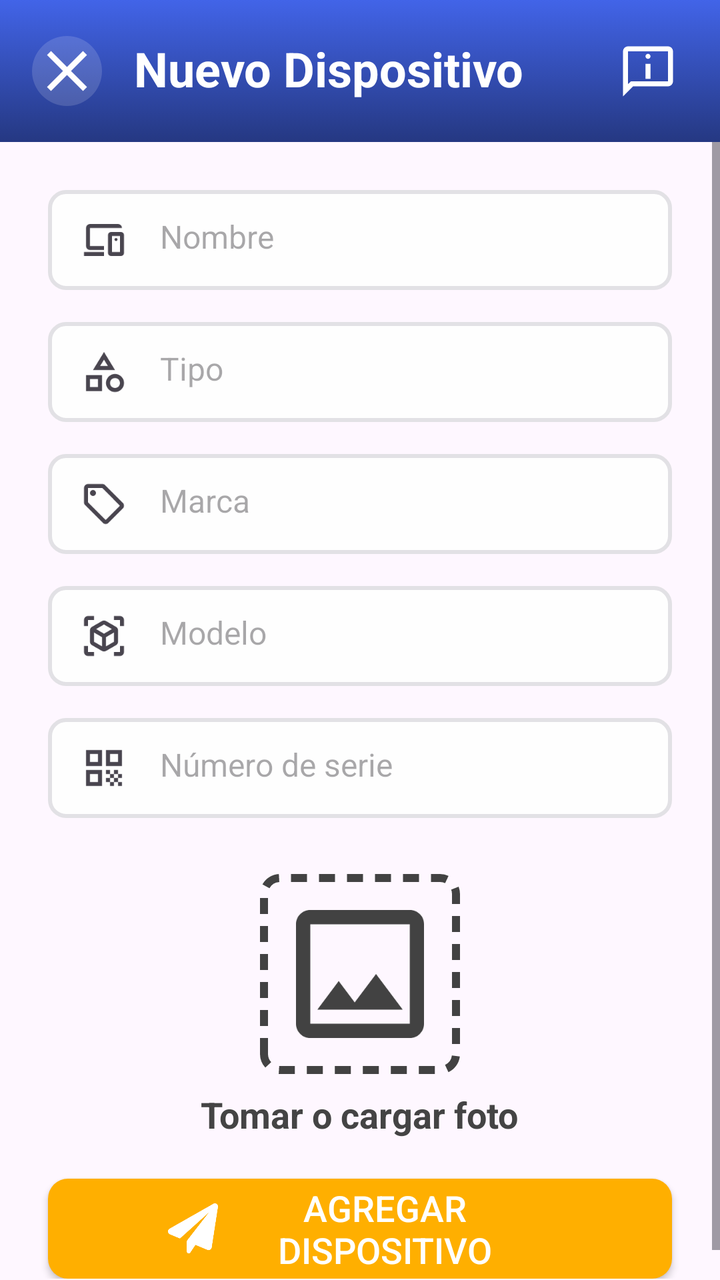
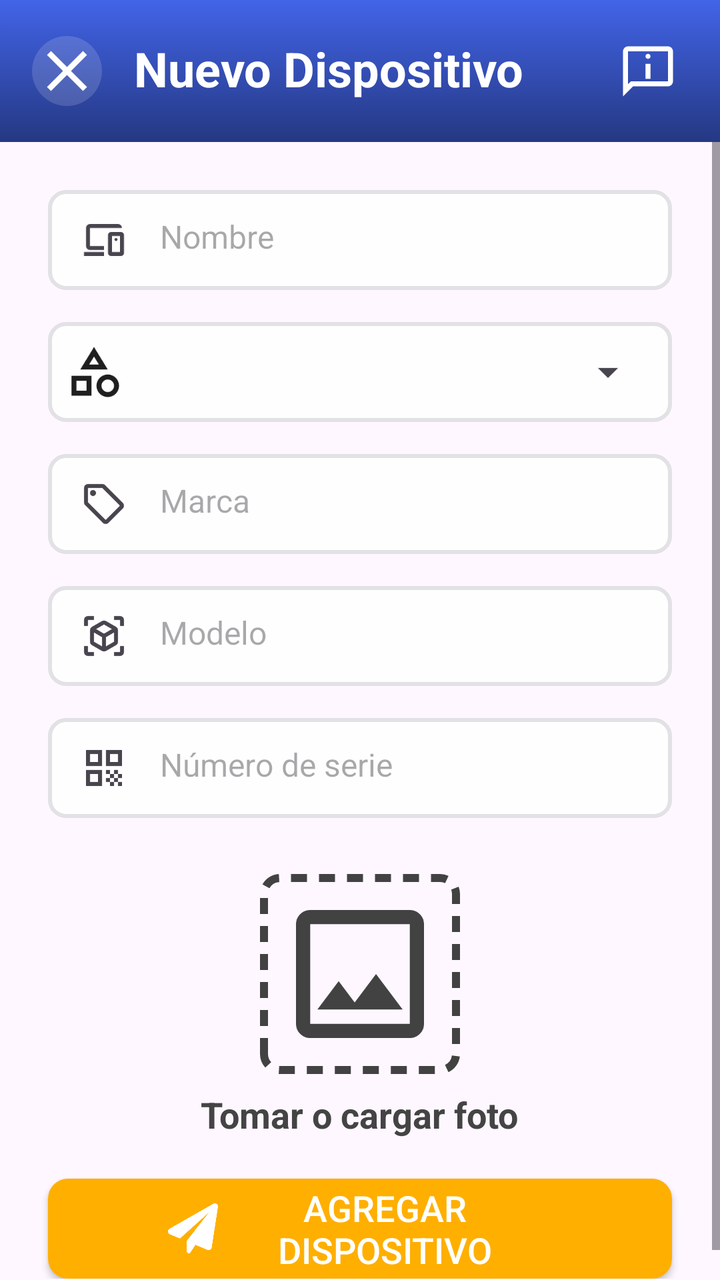

An Android layout rendered at two revisions. The XML below is the earlier revision; the diff shows what the commit changed to produce the second picture.
<!-- AndroidManifest.xml: application theme Theme.ReparApp -->
<!-- res/layout/fragment_device_detail.xml -->
<?xml version="1.0" encoding="utf-8"?>
<LinearLayout xmlns:android="http://schemas.android.com/apk/res/android"
    android:layout_width="match_parent"
    android:layout_height="match_parent"
    xmlns:app="http://schemas.android.com/apk/res-auto"
    android:orientation="vertical">
    <androidx.constraintlayout.widget.ConstraintLayout
        android:id="@+id/headerLayout"
        android:layout_width="match_parent"
        android:layout_height="wrap_content"
        android:background="@drawable/bg_fondo"
        android:gravity="center_vertical"
        android:orientation="horizontal"
        android:paddingHorizontal="16dp"
        android:paddingVertical="18dp"
        >

        <ImageView
            android:id="@+id/img_flecha_back"
            android:layout_width="wrap_content"
            android:layout_height="wrap_content"
            app:layout_constraintStart_toStartOf="parent"
            app:layout_constraintTop_toTopOf="parent"
            app:layout_constraintBottom_toBottomOf="parent"
            android:src="@drawable/icon_close2"
            />

        <TextView
            android:id="@+id/tv_titulo_home"
            android:layout_width="wrap_content"
            android:layout_height="wrap_content"
            android:layout_marginStart="16dp"
            android:text="Nuevo Dispositivo"
            android:textColor="@android:color/white"
            android:textSize="24sp"
            android:textStyle="bold"
            app:layout_constraintStart_toEndOf="@id/img_flecha_back"
            app:layout_constraintTop_toTopOf="parent" />

        <ImageView
            android:id="@+id/img_info"
            android:layout_width="30dp"
            android:layout_height="30dp"
            app:layout_constraintEnd_toEndOf="parent"
            app:layout_constraintTop_toTopOf="parent"
            app:layout_constraintBottom_toBottomOf="parent"
            android:src="@drawable/icon_info"
            android:layout_marginEnd="5dp"
            />

    </androidx.constraintlayout.widget.ConstraintLayout>

    <ScrollView
        android:layout_width="match_parent"
        android:layout_height="match_parent"
        android:fillViewport="true">

        <LinearLayout
            android:layout_width="match_parent"
            android:layout_height="wrap_content"
            android:orientation="vertical"
            android:padding="16dp">



            <EditText
                android:id="@+id/et_nombre_dispositivo"
                android:layout_width="match_parent"
                android:layout_height="50dp"
                android:layout_margin="8dp"
                android:background="@drawable/item_text_field"
                android:drawableStart="@drawable/icon_device_text"
                android:drawablePadding="16dp"
                android:drawableTint="#49454F"
                android:ems="10"
                android:hint="Nombre"
                android:inputType="text"
                android:padding="16dp"
                android:textColor="@color/black"
                android:textSize="16sp"
                />

            <EditText
                android:id="@+id/et_tipo"
                android:layout_width="match_parent"
                android:layout_height="50dp"
                android:layout_margin="8dp"
                android:background="@drawable/item_text_field"
                android:drawableStart="@drawable/icon_category"
                android:drawablePadding="16dp"
                android:drawableTint="#49454F"
                android:ems="10"
                android:hint="Tipo"
                android:inputType="text"
                android:padding="16dp"
                android:textColor="@color/black"
                android:textSize="16sp"
                />

            <EditText
                android:id="@+id/et_marca"
                android:layout_width="match_parent"
                android:layout_height="50dp"
                android:layout_margin="8dp"
                android:background="@drawable/item_text_field"
                android:drawableStart="@drawable/icon_label"
                android:drawablePadding="16dp"
                android:drawableTint="#49454F"
                android:ems="10"
                android:hint="Marca"
                android:inputType="text"
                android:padding="16dp"
                android:textColor="@color/black"
                android:textSize="16sp"
                />

            <EditText
                android:id="@+id/et_modelo"
                android:layout_width="match_parent"
                android:layout_height="50dp"
                android:layout_margin="8dp"
                android:background="@drawable/item_text_field"
                android:drawableStart="@drawable/icon_model"
                android:drawablePadding="16dp"
                android:drawableTint="#49454F"
                android:ems="10"
                android:hint="Modelo"
                android:inputType="text"
                android:padding="16dp"
                android:textColor="@color/black"
                android:textSize="16sp"
                />
            <EditText
                android:id="@+id/et_serie"
                android:layout_width="match_parent"
                android:layout_height="50dp"
                android:layout_margin="8dp"
                android:background="@drawable/item_text_field"
                android:drawableStart="@drawable/icon_serie"
                android:drawablePadding="16dp"
                android:drawableTint="#49454F"
                android:ems="10"
                android:hint="Número de serie"
                android:inputType="text"
                android:padding="16dp"
                android:textColor="@color/black"
                android:textSize="16sp"
                />


            <FrameLayout
                android:id="@+id/frame_adjuntar_foto"
                android:layout_width="100dp"
                android:layout_height="100dp"
                android:layout_gravity="center"
                android:layout_marginTop="20dp"
                android:background="@drawable/dashed_border"
                android:clickable="true"
                android:focusable="true">

                <ImageView
                    android:id="@+id/img_preview_foto"
                    android:layout_width="64dp"
                    android:layout_height="64dp"
                    android:scaleType="centerCrop"
                    android:layout_gravity="center"
                    android:contentDescription="Seleccionar imagen"
                    android:src="@drawable/photo" />

            </FrameLayout>

            <TextView
                android:layout_width="wrap_content"
                android:layout_height="wrap_content"
                android:layout_marginTop="8dp"
                android:text="Tomar o cargar foto"
                android:textColor="#444444"
                android:textSize="18sp"
                android:textStyle="bold"
                android:layout_gravity="center"
                />

            <androidx.appcompat.widget.AppCompatButton
                android:id="@+id/btn_guardar_dispositivo"
                android:layout_width="match_parent"
                android:layout_height="50dp"
                android:layout_marginHorizontal="8dp"
                android:drawableStart="@drawable/icon_plane"
                android:layout_marginTop="20dp"
                android:text="Agregar Dispositivo"
                android:textColor="@color/white"
                android:paddingHorizontal="60dp"
                android:background="@drawable/bg_button"
                android:textSize="18dp"
                />

        </LinearLayout>
    </ScrollView>

</LinearLayout>
<!-- resources referenced by this layout -->
<resources>
  <color name="black">#FF000000</color>
  <color name="white">#FFFFFFFF</color>
  <!-- drawable bg_button (drawable) -->
  <?xml version="1.0" encoding="utf-8"?>
  <selector xmlns:android="http://schemas.android.com/apk/res/android">
      <item>
          <shape android:shape="rectangle">
              <solid android:color="#FFAF00"/>
              <corners android:radius="10dp"/>
          </shape>
      </item>
  </selector>
  <!-- drawable bg_fondo (drawable) -->
  <?xml version="1.0" encoding="utf-8"?>
  <selector xmlns:android="http://schemas.android.com/apk/res/android">
      <item>
          <shape android:shape="rectangle">
              <gradient
                  android:type="linear"
                  android:angle="270"
                  android:startColor="#4264E8"
                  android:endColor="#253882" />
          </shape>
      </item>
  </selector>
  <!-- drawable dashed_border (drawable) -->
  <?xml version="1.0" encoding="utf-8"?>
  <shape xmlns:android="http://schemas.android.com/apk/res/android" android:shape="rectangle">
      <solid android:color="@android:color/transparent"/>
      <stroke
          android:width="4dp"
          android:color="#424242"
          android:dashWidth="8dp"
          android:dashGap="6dp"/>
      <corners android:radius="8dp"/>
  </shape>
  <!-- drawable icon_category (drawable) -->
  <vector xmlns:android="http://schemas.android.com/apk/res/android"
      android:width="24dp"
      android:height="24dp"
      android:viewportWidth="960"
      android:viewportHeight="960">
    <path
        android:pathData="m260,440 l220,-360 220,360L260,440ZM700,880q-75,0 -127.5,-52.5T520,700q0,-75 52.5,-127.5T700,520q75,0 127.5,52.5T880,700q0,75 -52.5,127.5T700,880ZM120,860v-320h320v320L120,860ZM700,800q42,0 71,-29t29,-71q0,-42 -29,-71t-71,-29q-42,0 -71,29t-29,71q0,42 29,71t71,29ZM200,780h160v-160L200,620v160ZM402,360h156l-78,-126 -78,126ZM480,360ZM360,620ZM700,700Z"
        android:fillColor="#1f1f1f"/>
  </vector>
  <!-- drawable icon_close2 (drawable) -->
  <vector xmlns:android="http://schemas.android.com/apk/res/android"
      android:width="35dp"
      android:height="35dp"
      android:viewportWidth="35"
      android:viewportHeight="35">
    <path
        android:pathData="M17.5,0L17.5,0A17.5,17.5 0,0 1,35 17.5L35,17.5A17.5,17.5 0,0 1,17.5 35L17.5,35A17.5,17.5 0,0 1,0 17.5L0,17.5A17.5,17.5 0,0 1,17.5 0z"
        android:fillColor="#ffffff"
        android:fillAlpha="0.15"/>
    <path
        android:pathData="M9.5,27.5L7.5,25.5L15.5,17.5L7.5,9.5L9.5,7.5L17.5,15.5L25.5,7.5L27.5,9.5L19.5,17.5L27.5,25.5L25.5,27.5L17.5,19.5L9.5,27.5Z"
        android:fillColor="#ffffff"/>
  </vector>
  <!-- drawable icon_info (drawable) -->
  <vector xmlns:android="http://schemas.android.com/apk/res/android"
      android:width="24dp"
      android:height="24dp"
      android:viewportWidth="960"
      android:viewportHeight="960">
    <path
        android:pathData="M480,280q17,0 28.5,-11.5T520,240q0,-17 -11.5,-28.5T480,200q-17,0 -28.5,11.5T440,240q0,17 11.5,28.5T480,280ZM440,600h80v-240h-80v240ZM80,880v-720q0,-33 23.5,-56.5T160,80h640q33,0 56.5,23.5T880,160v480q0,33 -23.5,56.5T800,720L240,720L80,880ZM206,640h594v-480L160,160v525l46,-45ZM160,640v-480,480Z"
        android:fillColor="#FFF"/>
  </vector>
  <!-- drawable item_text_field (drawable) -->
  <?xml version="1.0" encoding="utf-8"?>
  <selector xmlns:android="http://schemas.android.com/apk/res/android">
  
      <item>
          <shape android:shape="rectangle">
              <solid android:color="#FEFEFE"/>
              <corners android:radius="8dp"/>
              <stroke android:width="2dp" android:color="#E2E1E5"/>
          </shape>
      </item>
  </selector>
  <style name="Theme.ReparApp" parent="Base.Theme.ReparApp" />
  <style name="Base.Theme.ReparApp" parent="Theme.Material3.DayNight.NoActionBar">
          
          
      </style>
  <!-- unchanged entries left out for length: 6 -->
</resources>

<!-- the commit's change to res/layout/fragment_device_detail.xml (unified diff, before → after) -->
@@ -80,22 +80,48 @@
                 android:textSize="16sp"
                 />
 
-            <EditText
-                android:id="@+id/et_tipo"
-                android:layout_width="match_parent"
-                android:layout_height="50dp"
-                android:layout_margin="8dp"
-                android:background="@drawable/item_text_field"
-                android:drawableStart="@drawable/icon_category"
-                android:drawablePadding="16dp"
-                android:drawableTint="#49454F"
-                android:ems="10"
-                android:hint="Tipo"
-                android:inputType="text"
-                android:padding="16dp"
-                android:textColor="@color/black"
-                android:textSize="16sp"
-                />
+
+
+
+
+
+
+
+
+
+
+
+
+
+
+
+
+
+            <LinearLayout
+                android:layout_width="match_parent"
+                android:layout_height="50dp"
+                android:layout_margin="8dp"
+                android:background="@drawable/item_text_field"
+                android:gravity="start|center"
+                android:orientation="horizontal"
+                android:padding="8dp">
+
+                <ImageView
+                    android:layout_width="30dp"
+                    android:layout_height="30dp"
+                    android:layout_gravity="center_vertical"
+                    android:layout_marginEnd="12dp"
+                    android:contentDescription="Icono tipo dispositivo"
+                    android:src="@drawable/icon_category" />
+
+
+                <Spinner
+                    android:id="@+id/etTipo"
+                    android:layout_width="0dp"
+                    android:layout_height="match_parent"
+                    android:layout_weight="1"/>
+            </LinearLayout>
+
 
             <EditText
                 android:id="@+id/et_marca"
